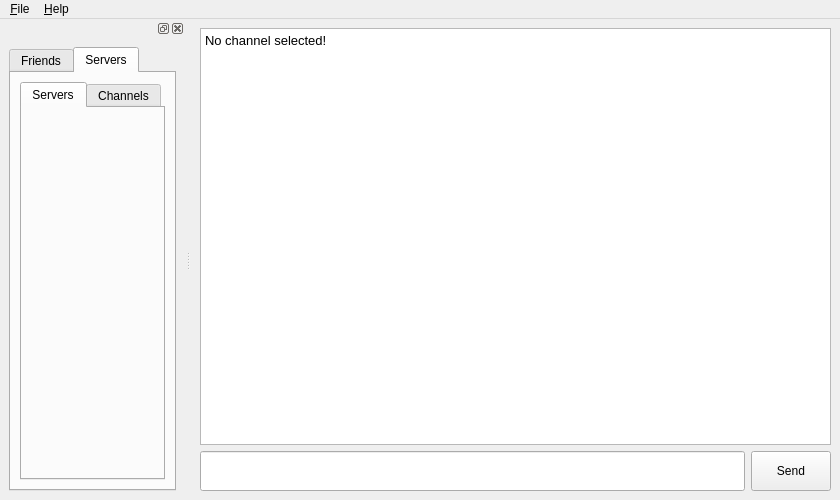
The window that src/main.ui (mak448a/Qtcord) describes before a commit, drawn with Qt 5.
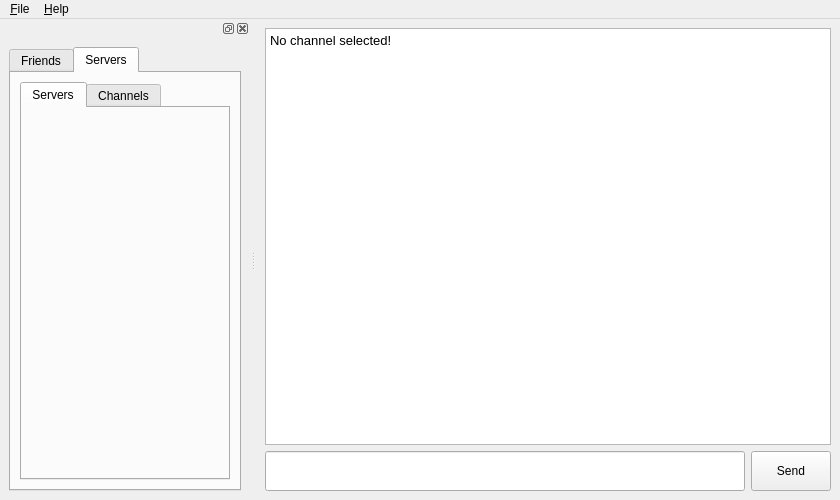
The same window after the commit.

What changed in the file:
```diff
--- a/src/main.ui
+++ b/src/main.ui
@@ -36,7 +36,7 @@
           <rect>
            <x>0</x>
            <y>0</y>
-           <width>601</width>
+           <width>564</width>
            <height>409</height>
           </rect>
          </property>
@@ -130,6 +130,12 @@
    <addaction name="menuHelp"/>
   </widget>
   <widget class="QDockWidget" name="dockWidget">
+   <property name="minimumSize">
+    <size>
+     <width>250</width>
+     <height>142</height>
+    </size>
+   </property>
    <attribute name="dockWidgetArea">
     <number>1</number>
    </attribute>
```
